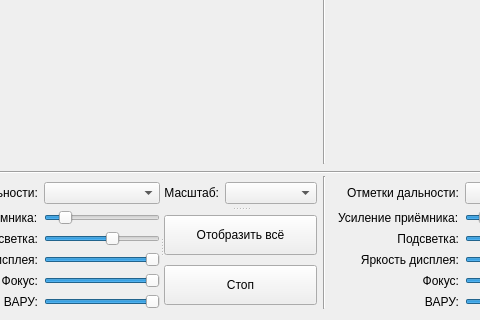
The window that indicatorprl.ui (oln0ry/IKO) describes before a commit, drawn with Qt 5; both pictures show x 94 to 574 and y 248 to 568 of the 837 by 568 pixel window.
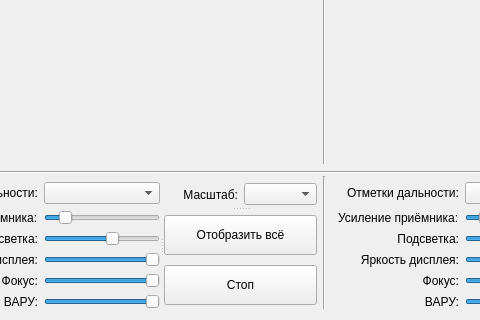
The same window after the commit. Custom widgets are drawn as their Qt base class.

Commit message: Растяжение окна с тремя индикаторами

The edit to the form file:
```diff
--- a/indicatorprl.ui
+++ b/indicatorprl.ui
@@ -255,11 +255,8 @@
        <enum>Qt::Vertical</enum>
       </property>
       <widget class="QWidget" name="">
-       <layout class="QFormLayout" name="formLayout_3">
-        <property name="labelAlignment">
-         <set>Qt::AlignRight|Qt::AlignTrailing|Qt::AlignVCenter</set>
-        </property>
-        <item row="0" column="0">
+       <layout class="QHBoxLayout" name="horizontalLayout_2">
+        <item>
          <widget class="QLabel" name="LabelScaleEquiangular">
           <property name="text">
            <string>Масштаб:</string>
@@ -269,7 +266,7 @@
           </property>
          </widget>
         </item>
-        <item row="0" column="1">
+        <item>
          <widget class="QComboBox" name="SelectScaleEquiangular">
           <property name="cursor">
            <cursorShape>ArrowCursor</cursorShape>
```
The commit also changes 3 other files.
